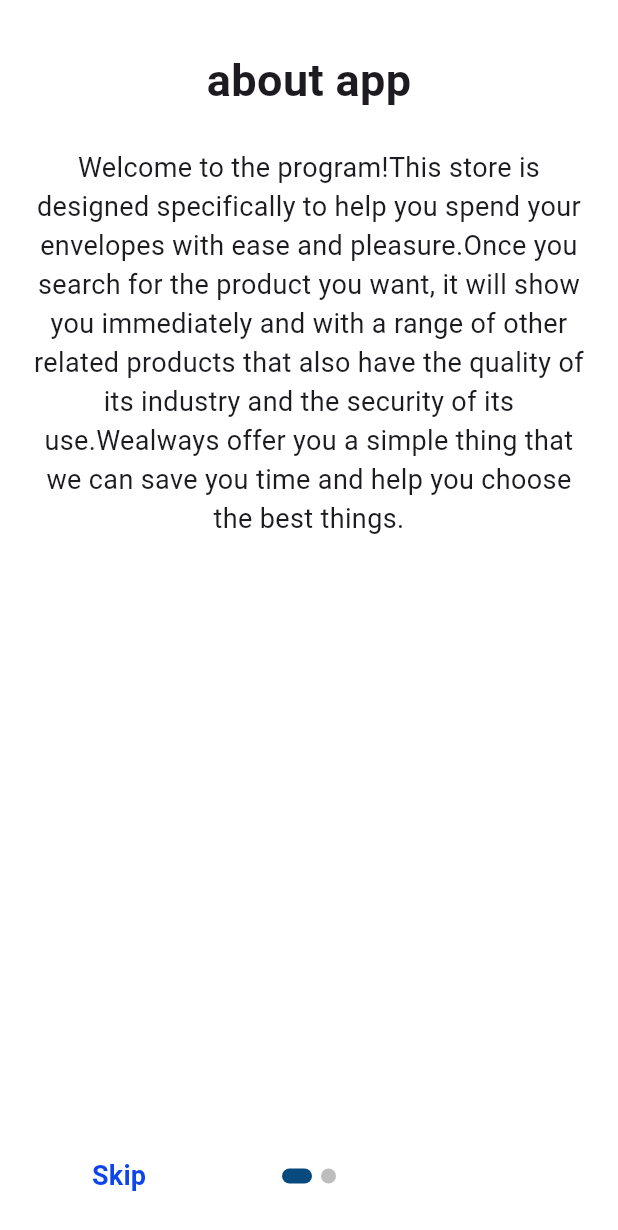
After one commit to mhmdatlm/app_iti, a Flutter app: the IntroScreen screen opened directly, on a phone screen of 412 x 824 dp. The commit adds this screen. Shown: the top 1230 px of the screen. Run offline on Flutter 3.47's test engine with Material 2 defaults, Android fonts, the phone set to English and light mode, and no system bars; drawn by our look-alikes of introduction_screen; our stand-ins replace bloc, cloud_firestore, dio, firebase_auth, firebase_core, flutter_bloc and 1 more; accounts and stored records are empty.

Commit message:
introscreen

```diff
--- /dev/null
+++ b/lib/IntroScreen.dart
@@ -0,0 +1,74 @@
+import 'package:flutter/material.dart';
+import 'package:introduction_screen/introduction_screen.dart';
+
+class IntroScreen extends StatelessWidget {
+  const IntroScreen({super.key});
+
+  @override
+  Widget build(BuildContext context) {
+    return Scaffold(
+      body: IntroductionScreen(
+        globalBackgroundColor: Colors.white,
+        scrollPhysics: BouncingScrollPhysics(),
+        pages: [
+          PageViewModel(
+            titleWidget: Text(
+              "about app" ,
+               style: TextStyle(
+              fontSize: 30,
+              fontWeight: FontWeight.bold,
+            ),
+            ),
+            body: "Welcome to the program!This store is designed specifically to help you spend your envelopes with ease and pleasure.Once you search for the product you want, it will show you immediately and with a range of other related products that also have the quality of its industry and the security of its use.Wealways offer you a simple thing that we can save you time and help you choose the best things.",
+
+          ),
+          PageViewModel(
+            titleWidget: Text(
+              "about us" ,
+               style: TextStyle(
+              fontSize: 30,
+              fontWeight: FontWeight.bold,
+            ),
+            ),
+             body:"This app is designed by a group of premium programmers in the application software to help you and solve your problems. One of them is the search for a particular product and waste a lot of time. We are here to help you with your developers:Mohammed Al-Hawsari Mohammed Atlam Karam Walid Amani Nasser"
+          ),
+        ],
+        onDone: () {
+          Navigator.pushNamed(context, "home");
+        },
+        onSkip: () {
+          Navigator.pushNamed(context, "home");
+        },
+        showSkipButton: true,
+        skip: Text (
+          'Skip' ,
+         style: TextStyle(
+          fontWeight: FontWeight.bold,
+          fontSize: 18,
+          color: Color.fromARGB(248, 6, 63, 235),
+         ),
+         ),
+         next: Icon (Icons.arrow_forward,
+         color: Color.fromARGB(0, 8, 153, 211),
+         ),
+         done: Text ('Done' ,
+         style: TextStyle(
+          fontWeight: FontWeight.bold,
+          fontSize: 18,
+          color: Color.fromARGB(248, 6, 63, 235),
+      ),
+         ),
+         dotsDecorator: DotsDecorator(
+          size: Size.square(10.0),
+          activeSize: Size(20.0, 10.0),
+          color: Colors.black26,
+          activeColor: const Color.fromARGB(255, 8, 73, 126),
+          spacing: EdgeInsets.symmetric(horizontal: 3.0),
+          activeShape: RoundedRectangleBorder(
+            borderRadius: BorderRadius.circular(25.0),
+          ),
+         ),
+      ),
+    );
+  }
+}
--- a/lib/main.dart
+++ b/lib/main.dart
@@ -2,6 +2,7 @@ import 'package:dio/dio.dart';
 import 'package:firebase_auth/firebase_auth.dart';
 import 'package:firebase_core/firebase_core.dart';
 import 'package:flutter/material.dart';
+import 'package:flutter_application_1/IntroScreen.dart';
 import 'package:flutter_application_1/firebase_options.dart';
 import 'package:flutter_application_1/views/screens/Welcome_Page.dart';
 import 'AuthPage.dart';
@@ -10,6 +11,7 @@ import 'views/screens/Loginscreen.dart';
 void main() async {
   WidgetsFlutterBinding.ensureInitialized();
   await Firebase.initializeApp(
+
     options: DefaultFirebaseOptions.currentPlatform,
   );
   runApp(const MyApp());
@@ -21,7 +23,9 @@ class MyApp extends StatelessWidget {
   @override
   Widget build(BuildContext context) {
     return MaterialApp(
-      title: 'Flutter Demo',
+      debugShowCheckedModeBanner: false ,
+      title: 'Our Tour Store',
+
       theme: ThemeData(
         colorScheme: ColorScheme.fromSeed(seedColor: Colors.deepPurple),
         useMaterial3: true,
--- a/pubspec.yaml
+++ b/pubspec.yaml
@@ -41,6 +41,7 @@ dependencies:
   firebase_core: ^2.15.0
   firebase_auth: ^4.7.2
   cloud_firestore: ^4.8.5
+  introduction_screen: ^3.1.11
 
 dev_dependencies:
   flutter_test:
```
Also changed, not shown: pubspec.lock.
